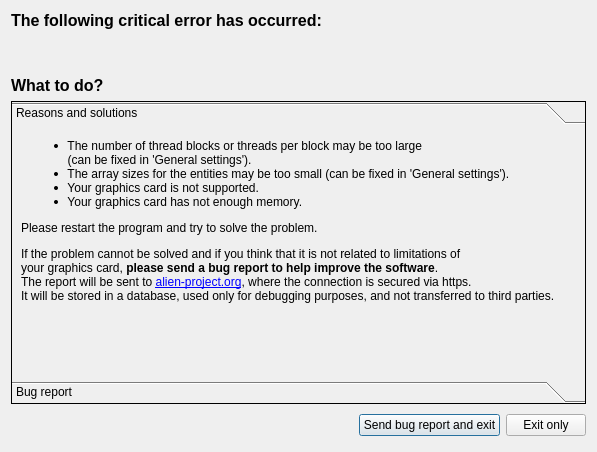
First picture: the form in source/Gui/BugReportDialog.ui, repository chrxh/alien, before the edit.
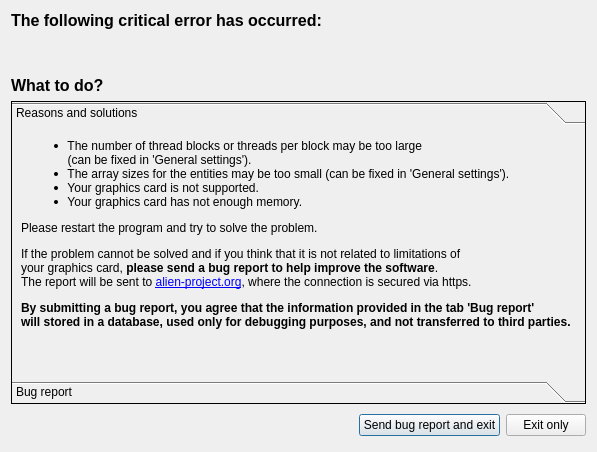
Second picture: the form after the edit.

Commit message: + bug report dialog text extended + version updated + release notes updated + GettingStartedWindow updated

```diff
--- a/source/Gui/BugReportDialog.ui
+++ b/source/Gui/BugReportDialog.ui
@@ -154,7 +154,8 @@
 &lt;li style=&quot;&quot; style=&quot; margin-top:0px; margin-bottom:0px; margin-left:0px; margin-right:0px; -qt-block-indent:0; text-indent:0px;&quot;&gt;  Your graphics card is not supported.&lt;/li&gt;
 &lt;li style=&quot;&quot; style=&quot; margin-top:0px; margin-bottom:12px; margin-left:0px; margin-right:0px; -qt-block-indent:0; text-indent:0px;&quot;&gt;  Your graphics card has not enough memory.&lt;/li&gt;&lt;/ul&gt;
 &lt;p style=&quot; margin-top:12px; margin-bottom:12px; margin-left:0px; margin-right:0px; -qt-block-indent:0; text-indent:0px;&quot;&gt;Please restart the program and try to solve the problem.&lt;/p&gt;
-&lt;p style=&quot; margin-top:12px; margin-bottom:12px; margin-left:0px; margin-right:0px; -qt-block-indent:0; text-indent:0px;&quot;&gt;If the problem cannot be solved and if you think that it is not related to limitations of &lt;br /&gt;your graphics card, &lt;span style=&quot; font-weight:700;&quot;&gt;please send a bug report to help improve the software&lt;/span&gt;.&lt;br /&gt;The report will be sent to &lt;a href=&quot;alien-project.org&quot;&gt;&lt;span style=&quot; text-decoration: underline; color:#0000ff;&quot;&gt;alien-project.org&lt;/span&gt;&lt;/a&gt;, where the connection is secured via https. &lt;br /&gt;It will be stored in a database, used only for debugging purposes, and not transferred to third parties.&lt;/p&gt;&lt;/body&gt;&lt;/html&gt;</string>
+&lt;p style=&quot; margin-top:12px; margin-bottom:12px; margin-left:0px; margin-right:0px; -qt-block-indent:0; text-indent:0px;&quot;&gt;If the problem cannot be solved and if you think that it is not related to limitations of &lt;br /&gt;your graphics card, &lt;span style=&quot; font-weight:700;&quot;&gt;please send a bug report to help improve the software&lt;/span&gt;.&lt;br /&gt;The report will be sent to &lt;a href=&quot;alien-project.org&quot;&gt;&lt;span style=&quot; text-decoration: underline; color:#0000ff;&quot;&gt;alien-project.org&lt;/span&gt;&lt;/a&gt;, where the connection is secured via https. &lt;/p&gt;
+&lt;p style=&quot; margin-top:12px; margin-bottom:12px; margin-left:0px; margin-right:0px; -qt-block-indent:0; text-indent:0px;&quot;&gt;&lt;span style=&quot; font-weight:700;&quot;&gt;By submitting a bug report, you agree that the information provided in the tab 'Bug report' &lt;br /&gt;will stored in a database, used only for debugging purposes, and not transferred to third parties.&lt;/span&gt;&lt;/p&gt;&lt;/body&gt;&lt;/html&gt;</string>
          </property>
          <property name="alignment">
           <set>Qt::AlignLeading|Qt::AlignLeft|Qt::AlignTop</set>
```
The commit also changes 5 other files.
